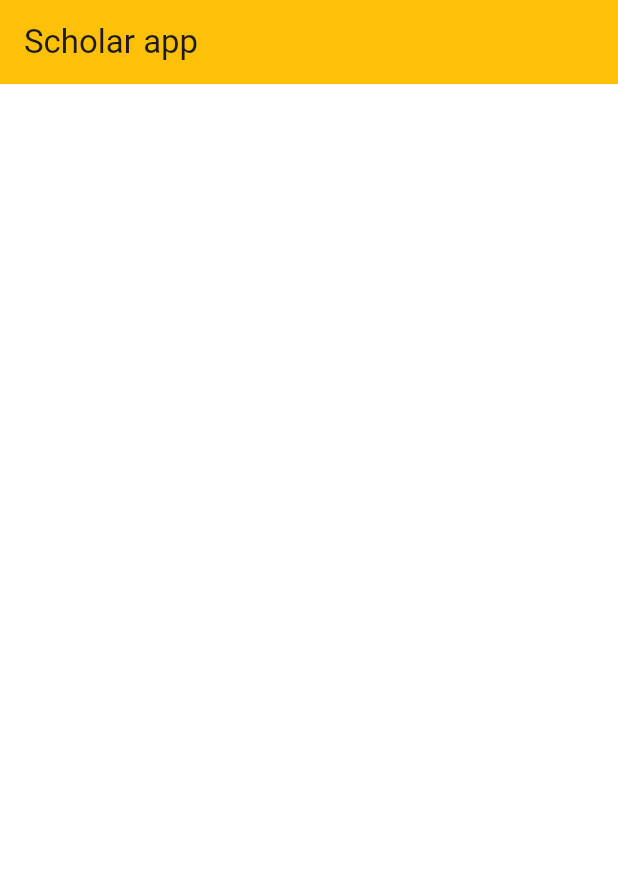
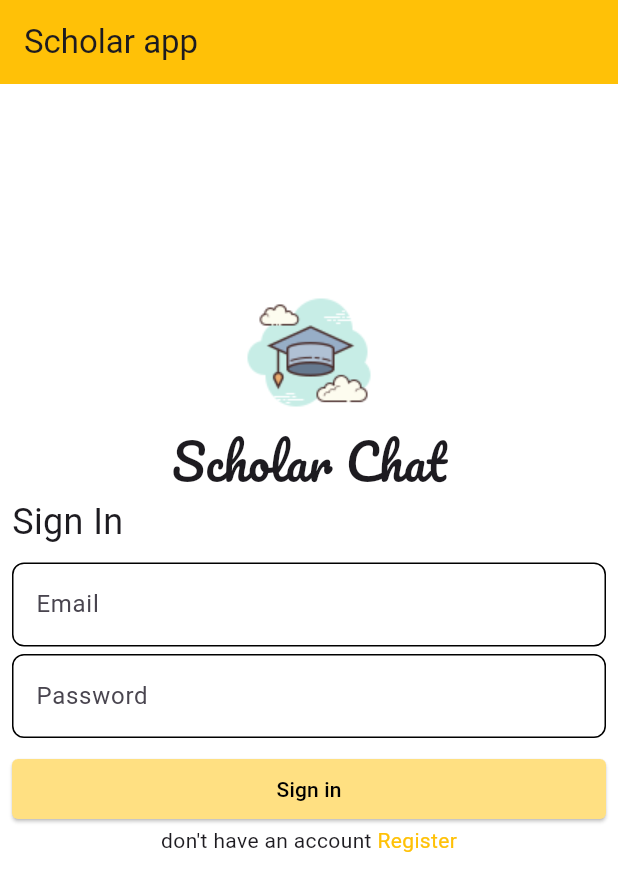
Before and after one commit to TOKYO-FN/scholar_chat, a Flutter app: the screen it shows after launch, on a phone screen of 412 x 824 dp. Shown: the top 891 px of the screen. Run offline on Flutter 3.47's test engine with Material 3 defaults, Android fonts, the phone set to English and light mode, and no system bars.

Commit message:
`Added import for login page and changed home page to login page`

```diff
--- a/lib/main.dart
+++ b/lib/main.dart
@@ -1,4 +1,5 @@
 import 'package:flutter/material.dart';
+import 'package:scholar_chat/pages/login_page.dart';
 
 void main() {
   runApp(const ScholarApp());
@@ -11,20 +12,8 @@ class ScholarApp extends StatelessWidget {
   Widget build(BuildContext context) {
     return MaterialApp(
       title: 'Scholar App',
-      home: HomeView(),
+      home: LoginPage(),
       debugShowCheckedModeBanner: false,
     );
   }
 }
-
-class HomeView extends StatelessWidget {
-  const HomeView({super.key});
-
-  @override
-  Widget build(BuildContext context) {
-    return Scaffold(
-      backgroundColor: Colors.white,
-      appBar: AppBar(title: Text("Scholar app"), backgroundColor: Colors.amber),
-    );
-  }
-}
--- /dev/null
+++ b/lib/pages/login_page.dart
@@ -0,0 +1,61 @@
+import 'package:flutter/material.dart';
+import 'package:scholar_chat/widgets/custom_text_field.dart';
+
+class LoginPage extends StatelessWidget {
+  const LoginPage({super.key});
+
+  @override
+  Widget build(BuildContext context) {
+    return Scaffold(
+      backgroundColor: Colors.white,
+      appBar: AppBar(title: Text("Scholar app"), backgroundColor: Colors.amber),
+      body: Padding(
+        padding: const EdgeInsets.symmetric(horizontal: 8, vertical: 4),
+        child: Column(
+          children: [
+            Spacer(),
+            Image.asset('assets/images/scholar.png'),
+            Text(
+              'Scholar Chat',
+              style: TextStyle(fontSize: 32, fontFamily: 'Pacifico'),
+            ),
+            Row(children: [Text('Sign In', style: TextStyle(fontSize: 24))]),
+            SizedBox(height: 10),
+            CustomTextField(label: 'Email'),
+            SizedBox(height: 5),
+            CustomTextField(label: 'Password'),
+            SizedBox(height: 10),
+
+            SizedBox(
+              width: double.infinity,
+              child: ElevatedButton(
+                style: ElevatedButton.styleFrom(
+                  backgroundColor: Colors.amber[200], // Button color
+                  shape: RoundedRectangleBorder(
+                    borderRadius: BorderRadius.circular(4), // Rounded corners
+                  ),
+                ),
+                onPressed: () {
+                  // Add navigation or logic here
+                },
+                child: Text('Sign in', style: TextStyle(color: Colors.black)),
+              ),
+            ),
+            Row(
+              mainAxisAlignment: MainAxisAlignment.center,
+              children: [
+                Text("don't have an account "),
+                Text(
+                  'Register',
+                  style: TextStyle(color: Colors.amber.shade500),
+                ),
+              ],
+            ),
+
+            Spacer(flex: 2),
+          ],
+        ),
+      ),
+    );
+  }
+}
--- /dev/null
+++ b/lib/widgets/custom_text_field.dart
@@ -0,0 +1,21 @@
+import 'package:flutter/material.dart';
+
+class CustomTextField extends StatelessWidget {
+  const CustomTextField({super.key, required this.label});
+  final String label;
+
+  @override
+  Widget build(BuildContext context) {
+    return TextField(
+      decoration: InputDecoration(
+        labelText: label,
+        enabledBorder: OutlineInputBorder(
+          borderRadius: BorderRadius.circular(8),
+        ),
+        focusedBorder: OutlineInputBorder(
+          borderRadius: BorderRadius.circular(8),
+        ),
+      ),
+    );
+  }
+}
```
